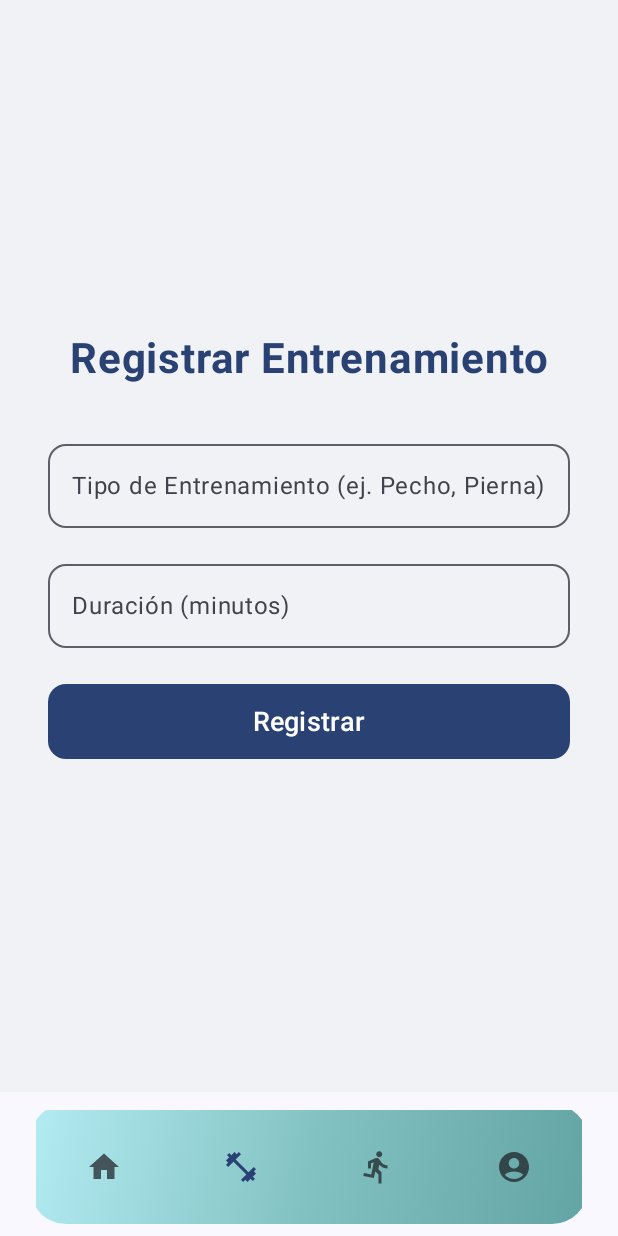
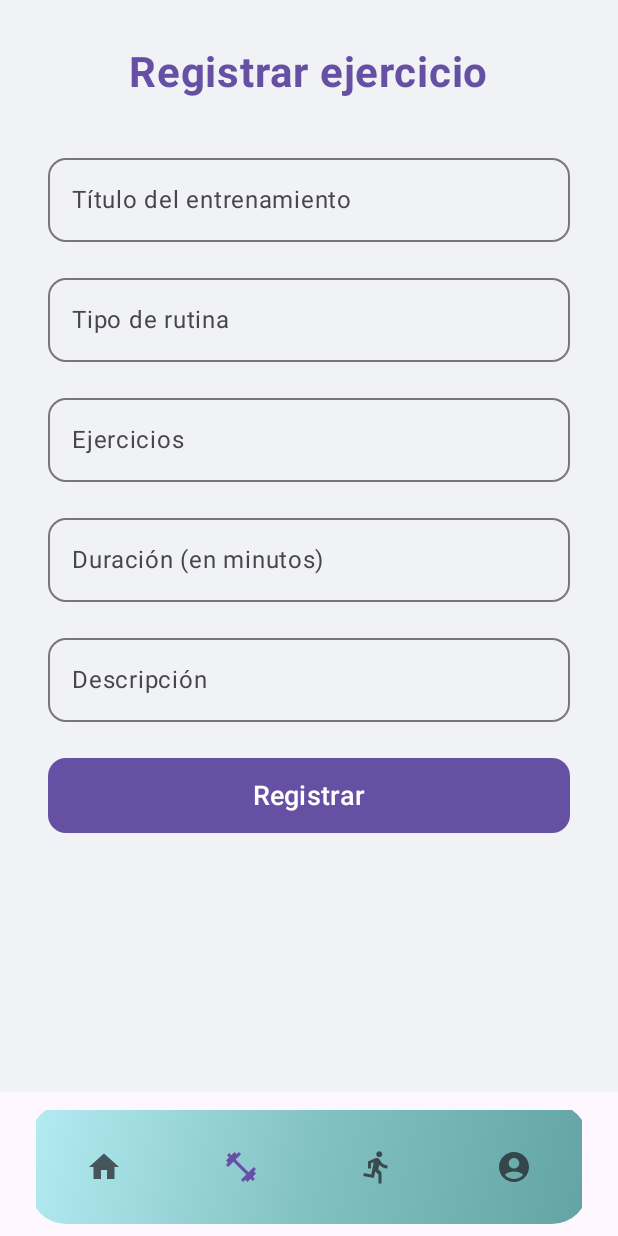
Before and after one commit to IDGS-901-22002330/Allenare-mobile, an Android app built with Jetpack Compose: the DashboardScreen screen opened through its navigation route, after a tap on "Gimnasio", on a phone screen of 412 x 824 dp. Run offline under Robolectric (Android 15) with nearby library versions, the phone set to English and light mode, and no system bars; our stand-ins replace Firebase (no records; nobody signed in at launch, a user with empty details on screens opened directly).

```diff
--- a/app/src/main/java/com/example/allenare_mobile/model/RunningWorkout.kt
+++ b/app/src/main/java/com/example/allenare_mobile/model/RunningWorkout.kt
@@ -1,10 +1,12 @@
 package com.example.allenare_mobile.model
 
-import com.google.firebase.Timestamp
+import com.google.firebase.firestore.ServerTimestamp
+import java.util.Date
 
 data class RunningWorkout(
     val userId: String = "",
     val distance: Double = 0.0, // in kilometers
     val duration: Long = 0, // in seconds
-    val date: Timestamp = Timestamp.now()
+    @ServerTimestamp
+    val date: Date? = null
 )
--- a/app/src/main/java/com/example/allenare_mobile/screens/LogGymWorkoutScreen.kt
+++ b/app/src/main/java/com/example/allenare_mobile/screens/LogGymWorkoutScreen.kt
@@ -10,6 +10,7 @@ import androidx.compose.foundation.layout.fillMaxWidth
 import androidx.compose.foundation.layout.height
 import androidx.compose.foundation.layout.padding
 import androidx.compose.foundation.shape.RoundedCornerShape
+import androidx.compose.foundation.text.KeyboardOptions
 import androidx.compose.material3.Button
 import androidx.compose.material3.ButtonDefaults
 import androidx.compose.material3.MaterialTheme
@@ -25,6 +26,7 @@ import androidx.compose.ui.Modifier
 import androidx.compose.ui.graphics.Color
 import androidx.compose.ui.platform.LocalContext
 import androidx.compose.ui.text.font.FontWeight
+import androidx.compose.ui.text.input.KeyboardType
 import androidx.compose.ui.unit.dp
 import androidx.compose.ui.unit.sp
 import com.example.allenare_mobile.model.GymWorkout
@@ -34,8 +36,12 @@ import com.google.firebase.ktx.Firebase
 
 @Composable
 fun LogGymWorkoutScreen(onWorkoutLogged: () -> Unit) {
-    var workoutType by remember { mutableStateOf("") }
+    var title by remember { mutableStateOf("") }
+    var routineType by remember { mutableStateOf("") }
+    var exercises by remember { mutableStateOf("") }
     var duration by remember { mutableStateOf("") }
+    var description by remember { mutableStateOf("") }
+
     val context = LocalContext.current
     val db = Firebase.firestore
     val user = Firebase.auth.currentUser
@@ -45,38 +51,36 @@ fun LogGymWorkoutScreen(onWorkoutLogged: () -> Unit) {
             .fillMaxSize()
             .background(Color(0xFFF0F2F5))
             .padding(32.dp),
-        verticalArrangement = Arrangement.Center,
         horizontalAlignment = Alignment.CenterHorizontally
     ) {
-        Text("Registrar Entrenamiento", fontSize = 28.sp, fontWeight = FontWeight.Bold, color = MaterialTheme.colorScheme.primary)
+        Text("Registrar ejercicio", fontSize = 28.sp, fontWeight = FontWeight.Bold, color = MaterialTheme.colorScheme.primary)
         Spacer(modifier = Modifier.height(32.dp))
 
-        OutlinedTextField(
-            value = workoutType,
-            onValueChange = { workoutType = it },
-            label = { Text("Tipo de Entrenamiento (ej. Pecho, Pierna)") },
-            modifier = Modifier.fillMaxWidth(),
-            shape = RoundedCornerShape(12.dp)
-        )
+        OutlinedTextField(value = title, onValueChange = { title = it }, label = { Text("Título del entrenamiento") }, modifier = Modifier.fillMaxWidth(), shape = RoundedCornerShape(12.dp))
         Spacer(modifier = Modifier.height(16.dp))
 
-        OutlinedTextField(
-            value = duration,
-            onValueChange = { duration = it },
-            label = { Text("Duración (minutos)") },
-            modifier = Modifier.fillMaxWidth(),
-            shape = RoundedCornerShape(12.dp)
-        )
+        OutlinedTextField(value = routineType, onValueChange = { routineType = it }, label = { Text("Tipo de rutina") }, modifier = Modifier.fillMaxWidth(), shape = RoundedCornerShape(12.dp))
+        Spacer(modifier = Modifier.height(16.dp))
 
+        OutlinedTextField(value = exercises, onValueChange = { exercises = it }, label = { Text("Ejercicios") }, modifier = Modifier.fillMaxWidth(), shape = RoundedCornerShape(12.dp))
+        Spacer(modifier = Modifier.height(16.dp))
+
+        OutlinedTextField(value = duration, onValueChange = { duration = it }, label = { Text("Duración (en minutos)") }, modifier = Modifier.fillMaxWidth(), shape = RoundedCornerShape(12.dp), keyboardOptions = KeyboardOptions(keyboardType = KeyboardType.Number))
+        Spacer(modifier = Modifier.height(16.dp))
+
+        OutlinedTextField(value = description, onValueChange = { description = it }, label = { Text("Descripción") }, modifier = Modifier.fillMaxWidth(), shape = RoundedCornerShape(12.dp))
         Spacer(modifier = Modifier.height(24.dp))
 
         Button(
             onClick = {
-                if (workoutType.isNotBlank() && duration.isNotBlank()) {
+                if (title.isNotBlank() && routineType.isNotBlank() && exercises.isNotBlank() && duration.isNotBlank()) {
                     val gymWorkout = GymWorkout(
                         userId = user?.uid ?: "",
-                        type = workoutType,
-                        duration = duration.toLongOrNull() ?: 0
+                        title = title,
+                        routineType = routineType,
+                        exercises = exercises,
+                        duration = duration.toLongOrNull() ?: 0,
+                        description = description
                     )
 
                     db.collection("gym_workouts")
--- a/app/src/main/java/com/example/allenare_mobile/screens/dashboard_components/RecentWorkouts.kt
+++ b/app/src/main/java/com/example/allenare_mobile/screens/dashboard_components/RecentWorkouts.kt
@@ -25,7 +25,7 @@ import com.example.allenare_mobile.ui.theme.AllenaremobileTheme
 
 @Composable
 fun RecentWorkouts(gymWorkouts: List<GymWorkout>, runningWorkouts: List<RunningWorkout>) {
-    val combinedList = (gymWorkouts.map { "Gimnasio: '${it.type}' - ${it.duration} min" } + runningWorkouts.map { "Running: ${it.distance} km- ${it.duration} min"  }).take(5)
+    val combinedList = (gymWorkouts.map { "Gimnasio: '${it.title}' - ${it.duration} min" } + runningWorkouts.map { "Running: ${it.distance} km- ${it.duration} min"  }).take(5)
 
     Card(
         modifier = Modifier.fillMaxWidth(),
@@ -63,7 +63,7 @@ fun RecentWorkouts(gymWorkouts: List<GymWorkout>, runningWorkouts: List<RunningW
 fun RecentWorkoutsPreview() {
     AllenaremobileTheme {
         RecentWorkouts(
-            gymWorkouts = listOf(GymWorkout(type = "Pecho", duration = 60), GymWorkout(type = "Pierna", duration = 90)),
+            gymWorkouts = listOf(GymWorkout(title = "Pecho", duration = 60), GymWorkout(title = "Pierna", duration = 90)),
             runningWorkouts = listOf(RunningWorkout(distance = 5.0, duration = 30))
         )
     }
--- a/app/src/main/java/com/example/allenare_mobile/ui/theme/Theme.kt
+++ b/app/src/main/java/com/example/allenare_mobile/ui/theme/Theme.kt
@@ -35,20 +35,12 @@ private val LightColorScheme = lightColorScheme(
 
 @Composable
 fun AllenaremobileTheme(
-    darkTheme: Boolean = isSystemInDarkTheme(),
+    // darkTheme: Boolean = isSystemInDarkTheme(), // Comentado para forzar el modo claro
     // Dynamic color is available on Android 12+
-    dynamicColor: Boolean = true,
+    dynamicColor: Boolean = false, // Desactivado para un diseño consistente
     content: @Composable () -> Unit
 ) {
-    val colorScheme = when {
-        dynamicColor && Build.VERSION.SDK_INT >= Build.VERSION_CODES.S -> {
-            val context = LocalContext.current
-            if (darkTheme) dynamicDarkColorScheme(context) else dynamicLightColorScheme(context)
-        }
-
-        darkTheme -> DarkColorScheme
-        else -> LightColorScheme
-    }
+    val colorScheme = LightColorScheme // Siempre usamos el tema claro
 
     MaterialTheme(
         colorScheme = colorScheme,
```
Also changed, not shown: app/src/main/java/com/example/allenare_mobile/model/GymWorkout.kt (+9 -4 lines), app/src/main/java/com/example/allenare_mobile/screens/LogRunningWorkoutScreen.kt (+6 -2 lines).
